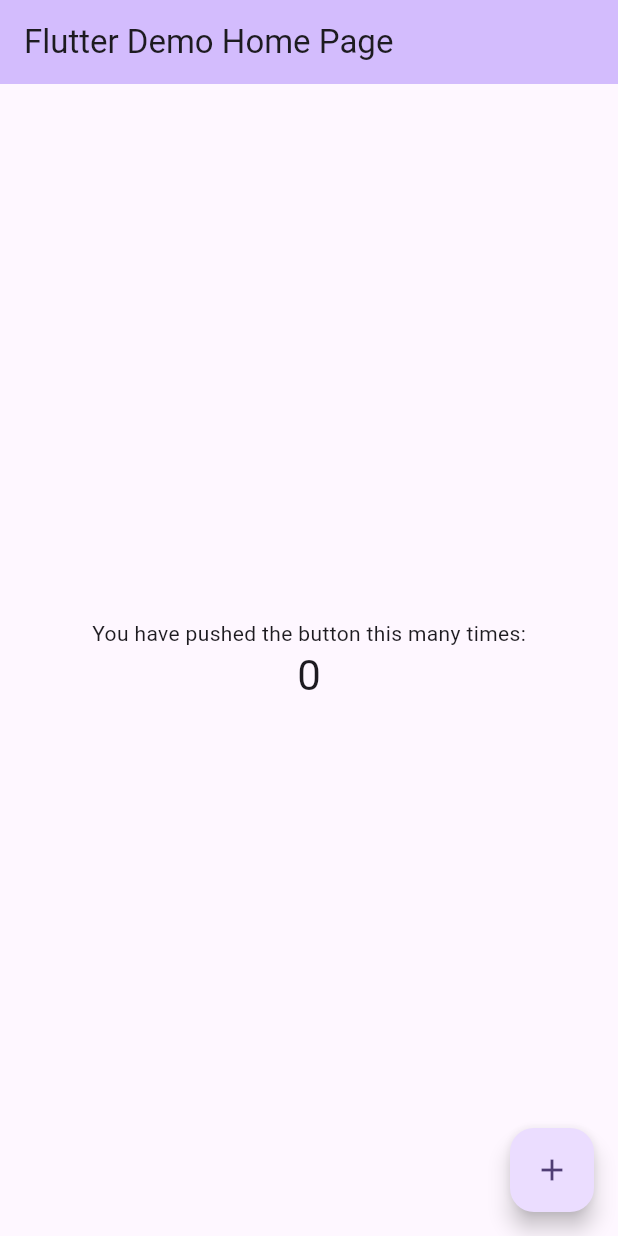
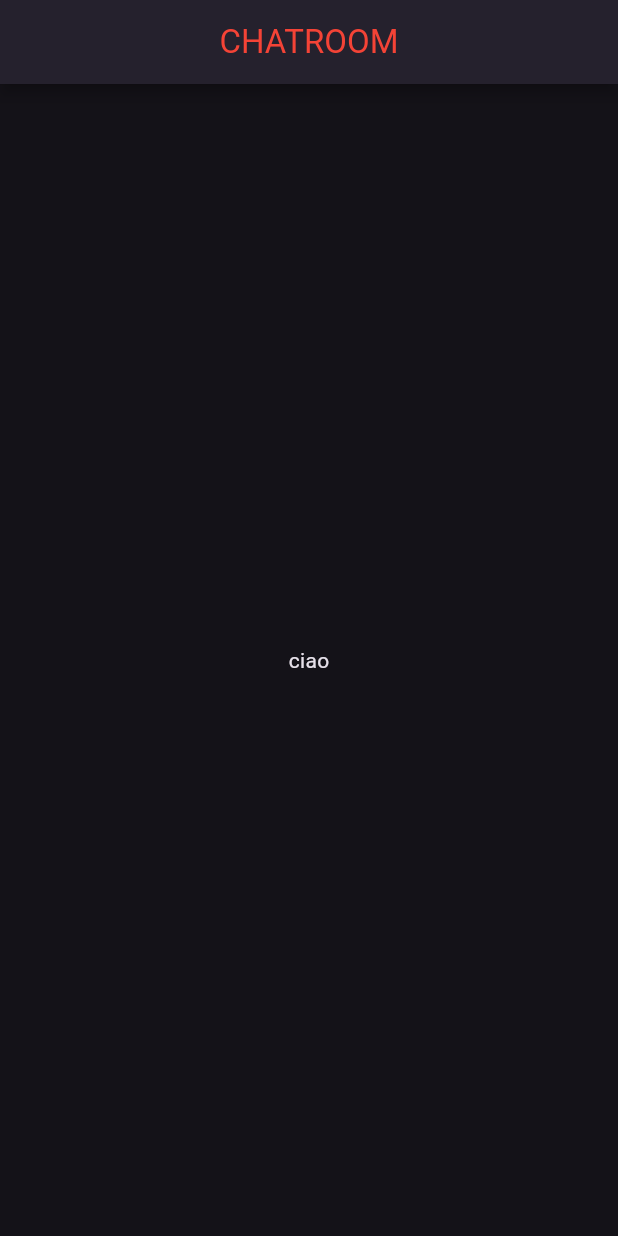
Before and after one commit to Leo05-gif/TPSIT, a Flutter app: the screen it shows after launch, on a phone screen of 412 x 824 dp. Run offline on Flutter 3.47's test engine with Material 3 defaults, Android fonts, the light colour scheme and no system bars.

Commit message:
Cominciato il client mobile

```diff
--- a/chatroom/lib/main.dart
+++ b/chatroom/lib/main.dart
@@ -1,3 +1,4 @@
+import 'dart:async';
 import 'package:flutter/material.dart';
 
 void main() {
@@ -7,45 +8,20 @@
 class MyApp extends StatelessWidget {
   const MyApp({super.key});
 
-  // This widget is the root of your application.
   @override
   Widget build(BuildContext context) {
     return MaterialApp(
-      title: 'Flutter Demo',
+      title: 'CHATROOM',
       theme: ThemeData(
-        // This is the theme of your application.
-        //
-        // TRY THIS: Try running your application with "flutter run". You'll see
-        // the application has a purple toolbar. Then, without quitting the app,
-        // try changing the seedColor in the colorScheme below to Colors.green
-        // and then invoke "hot reload" (save your changes or press the "hot
-        // reload" button in a Flutter-supported IDE, or press "r" if you used
-        // the command line to start the app).
-        //
-        // Notice that the counter didn't reset back to zero; the application
-        // state is not lost during the reload. To reset the state, use hot
-        // restart instead.
-        //
-        // This works for code too, not just values: Most code changes can be
-        // tested with just a hot reload.
-        colorScheme: ColorScheme.fromSeed(seedColor: Colors.deepPurple),
+        brightness: Brightness.dark,
       ),
-      home: const MyHomePage(title: 'Flutter Demo Home Page'),
+      home: const MyHomePage(title: 'CHATROOM'),
     );
   }
 }
 
 class MyHomePage extends StatefulWidget {
   const MyHomePage({super.key, required this.title});
-
-  // This widget is the home page of your application. It is stateful, meaning
-  // that it has a State object (defined below) that contains fields that affect
-  // how it looks.
-
-  // This class is the configuration for the state. It holds the values (in this
-  // case the title) provided by the parent (in this case the App widget) and
-  // used by the build method of the State. Fields in a Widget subclass are
-  // always marked "final".
 
   final String title;
 
@@ -54,69 +30,24 @@
 }
 
 class _MyHomePageState extends State<MyHomePage> {
-  int _counter = 0;
 
-  void _incrementCounter() {
-    setState(() {
-      // This call to setState tells the Flutter framework that something has
-      // changed in this State, which causes it to rerun the build method below
-      // so that the display can reflect the updated values. If we changed
-      // _counter without calling setState(), then the build method would not be
-      // called again, and so nothing would appear to happen.
-      _counter++;
-    });
+  @override
+  void initState() {
+    super.initState();
   }
 
   @override
   Widget build(BuildContext context) {
-    // This method is rerun every time setState is called, for instance as done
-    // by the _incrementCounter method above.
-    //
-    // The Flutter framework has been optimized to make rerunning build methods
-    // fast, so that you can just rebuild anything that needs updating rather
-    // than having to individually change instances of widgets.
     return Scaffold(
       appBar: AppBar(
-        // TRY THIS: Try changing the color here to a specific color (to
-        // Colors.amber, perhaps?) and trigger a hot reload to see the AppBar
-        // change color while the other colors stay the same.
-        backgroundColor: Theme.of(context).colorScheme.inversePrimary,
-        // Here we take the value from the MyHomePage object that was created by
-        // the App.build method, and use it to set our appbar title.
-        title: Text(widget.title),
+        title: Text(widget.title, style: (TextStyle(color: Colors.red)),),
+        centerTitle: true,
+        shadowColor: Theme.of(context).shadowColor,
+        elevation: 4,
       ),
       body: Center(
-        // Center is a layout widget. It takes a single child and positions it
-        // in the middle of the parent.
-        child: Column(
-          // Column is also a layout widget. It takes a list of children and
-          // arranges them vertically. By default, it sizes itself to fit its
-          // children horizontally, and tries to be as tall as its parent.
-          //
-          // Column has various properties to control how it sizes itself and
-          // how it positions its children. Here we use mainAxisAlignment to
-          // center the children vertically; the main axis here is the vertical
-          // axis because Columns are vertical (the cross axis would be
-          // horizontal).
-          //
-          // TRY THIS: Invoke "debug painting" (choose the "Toggle Debug Paint"
-          // action in the IDE, or press "p" in the console), to see the
-          // wireframe for each widget.
-          mainAxisAlignment: MainAxisAlignment.center,
-          children: <Widget>[
-            const Text('You have pushed the button this many times:'),
-            Text(
-              '$_counter',
-              style: Theme.of(context).textTheme.headlineMedium,
-            ),
-          ],
-        ),
+        child: Text("ciao"),
       ),
-      floatingActionButton: FloatingActionButton(
-        onPressed: _incrementCounter,
-        tooltip: 'Increment',
-        child: const Icon(Icons.add),
-      ), // This trailing comma makes auto-formatting nicer for build methods.
     );
   }
 }
```
